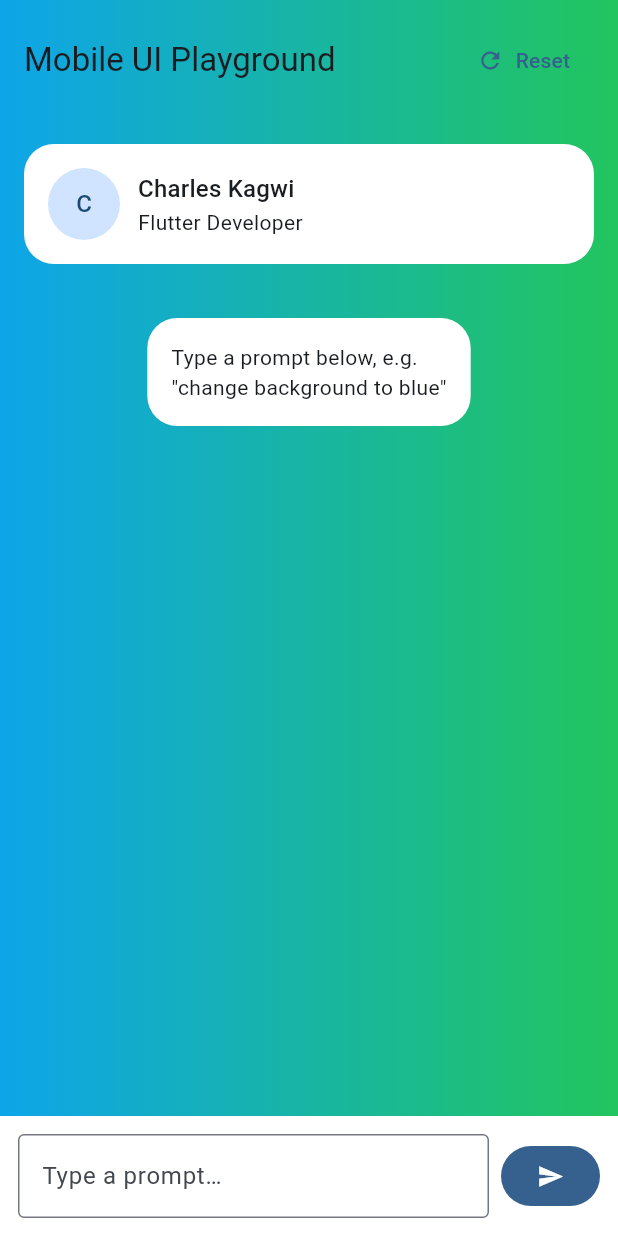
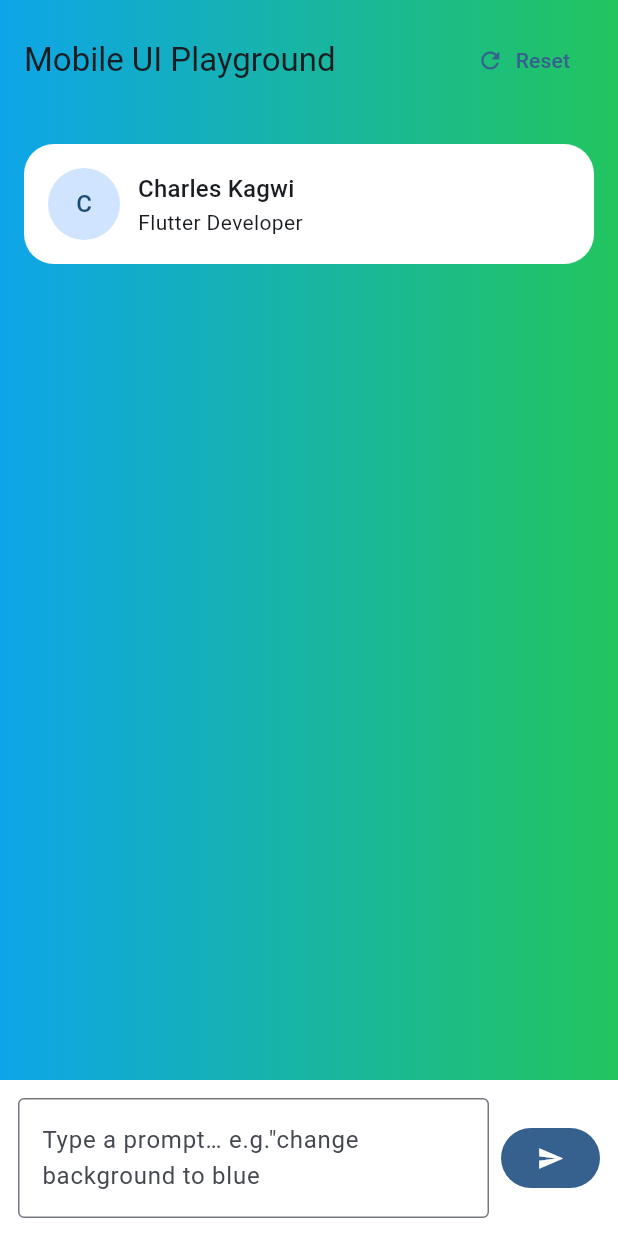
Before and after one commit to kagwicharles/LLM-Powered-Flutter-App, a Flutter app: the screen it shows after launch, on a phone screen of 412 x 824 dp. Run offline on Flutter 3.47's test engine with Material 3 defaults, Android fonts, the phone set to English and light mode, and no system bars; our stand-ins replace flutter_bloc.

Commit message:
update: remove info card component

```diff
--- a/lib/bloc/layout_bloc.dart
+++ b/lib/bloc/layout_bloc.dart
@@ -39,12 +39,6 @@ class LayoutBloc extends Bloc<LayoutEvent, LayoutState> {
             largeCard: c.props['large'] == true ? true : newState.largeCard,
           );
           break;
-        case 'info':
-          newState = newState.copyWith(
-            showInfo: c.props['visible'] != false,
-            infoText: c.props['text'] as String? ?? newState.infoText,
-          );
-          break;
         case 'textfield':
           var label = c.props['label'] as String? ?? 'Input';
           TextFieldData textFieldData = TextFieldData(label: label);
--- a/lib/components/info_card.dart
+++ /dev/null
@@ -1,20 +0,0 @@
-import 'package:flutter/material.dart';
-
-class InfoCard extends StatelessWidget {
-  final String text;
-
-  const InfoCard({super.key, required this.text});
-
-  @override
-  Widget build(BuildContext context) {
-    return Container(
-      margin: const EdgeInsets.only(bottom: 16),
-      padding: const EdgeInsets.all(16),
-      decoration: BoxDecoration(
-        color: Colors.white,
-        borderRadius: BorderRadius.circular(20),
-      ),
-      child: Text(text),
-    );
-  }
-}
--- a/lib/components/prompt_card.dart
+++ b/lib/components/prompt_card.dart
@@ -15,6 +15,7 @@ class PromptCard extends StatelessWidget {
         children: [
           Expanded(
             child: TextField(
+              maxLines: 2,
               controller: controller,
               onSubmitted: (value) {
                 if (value.trim().isEmpty) return;
@@ -22,7 +23,7 @@ class PromptCard extends StatelessWidget {
                 controller.clear();
               },
               decoration: const InputDecoration(
-                hintText: 'Type a prompt…',
+                hintText: 'Type a prompt… e.g."change background to blue',
                 border: OutlineInputBorder(),
               ),
             ),
--- a/lib/model/layout_state.dart
+++ b/lib/model/layout_state.dart
@@ -13,7 +13,6 @@ class LayoutState {
   final bool showCounter;
   final int counter;
   final bool showInfo;
-  final String infoText;
   final List<TextFieldData>? textFields;
   final Color? textFieldColor;
   final bool showSubmitButton;
@@ -31,7 +30,6 @@ class LayoutState {
     this.showCounter = true,
     this.counter = 0,
     this.showInfo = true,
-    this.infoText = 'Type a prompt below, e.g.\n"change background to blue"',
     this.textFields,
     this.textFieldColor,
     this.showSubmitButton = false,
@@ -47,7 +45,6 @@ class LayoutState {
     bool? showCounter,
     int? counter,
     bool? showInfo,
-    String? infoText,
     List<TextFieldData>? textFields,
     Color? textFieldColor,
     bool? showSubmitButton,
@@ -62,7 +59,6 @@ class LayoutState {
       showCounter: showCounter ?? this.showCounter,
       counter: counter ?? this.counter,
       showInfo: showInfo ?? this.showInfo,
-      infoText: infoText ?? this.infoText,
       textFields: textFields ?? this.textFields,
       textFieldColor: textFieldColor ?? this.textFieldColor,
       showSubmitButton: showSubmitButton ?? this.showSubmitButton,
--- a/lib/play_ground_screen.dart
+++ b/lib/play_ground_screen.dart
@@ -4,7 +4,6 @@ import 'package:llmapp/prompt_parser.dart';
 
 import 'bloc/layout_bloc.dart';
 import 'components/header.dart';
-import 'components/info_card.dart';
 import 'components/profile_card.dart';
 import 'components/prompt_card.dart';
 import 'constants.dart';
@@ -67,9 +66,14 @@ class PlaygroundScreen extends StatelessWidget {
                           if (state.showSubmitButton)
                             ElevatedButton(
                               onPressed: () {},
+                              style: ButtonStyle(
+                                minimumSize: WidgetStatePropertyAll(
+                                  Size(double.infinity, 48),
+                                ),
+                              ),
                               child: Text('Submit'),
                             ),
-                          if (state.showInfo) InfoCard(text: state.infoText),
+                          SizedBox(height: 24),
                         ],
                       ),
                     ),
```
